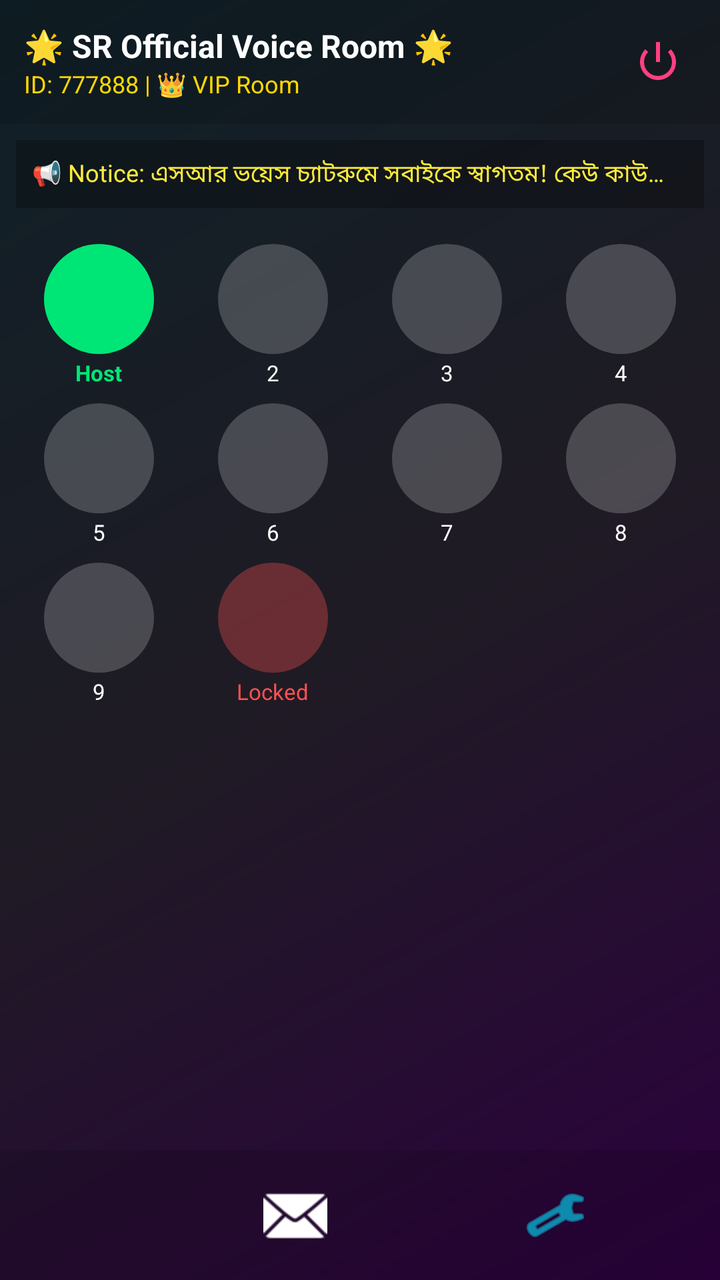
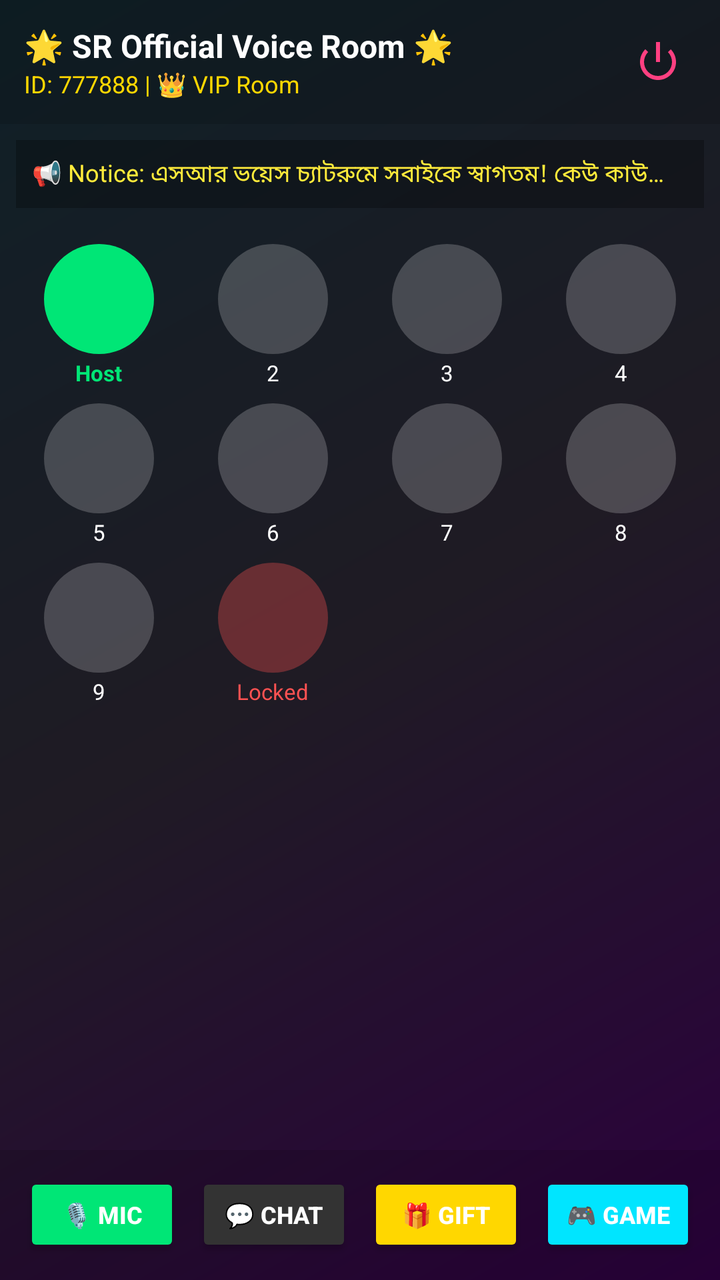

Compare the two renders of this Android layout. The source of the first and the diff that turns it into the second are given below.
<!-- AndroidManifest.xml: application theme Theme.AppCompat.Light.DarkActionBar -->
<!-- res/layout/activity_voice_room.xml -->
<?xml version="1.0" encoding="utf-8"?>
<LinearLayout xmlns:android="http://schemas.android.com/apk/res/android"
    android:layout_width="match_parent"
    android:layout_height="match_parent"
    android:orientation="vertical"
    android:background="@drawable/voice_room_bg">

    
    <LinearLayout
        android:layout_width="match_parent"
        android:layout_height="wrap_content"
        android:orientation="horizontal"
        android:padding="12dp"
        android:gravity="center_vertical"
        android:background="#22000000">

        <LinearLayout
            android:layout_width="0dp"
            android:layout_height="wrap_content"
            android:layout_weight="1"
            android:orientation="vertical">

            <TextView
                android:layout_width="wrap_content"
                android:layout_height="wrap_content"
                android:text="🌟 SR Official Voice Room 🌟"
                android:textColor="#FFFFFF"
                android:textSize="16sp"
                android:textStyle="bold" />

            <TextView
                android:layout_width="wrap_content"
                android:layout_height="wrap_content"
                android:text="ID: 777888 | 👑 VIP Room"
                android:textColor="#FFD700"
                android:textSize="12sp" />
        </LinearLayout>

        
        <ImageButton
            android:id="@+id/btnPower"
            android:layout_width="38dp"
            android:layout_height="38dp"
            android:background="?attr/selectableItemBackgroundBorderless"
            android:src="@android:drawable/ic_lock_power_off"
            android:tint="#FF4081"
            android:contentDescription="Power Button" />
    </LinearLayout>

    
    <TextView
        android:layout_width="match_parent"
        android:layout_height="wrap_content"
        android:text="📢 Notice: এসআর ভয়েস চ্যাটরুমে সবাইকে স্বাগতম! কেউ কাউকে অশ্লীল গালিগালাজ করবেন না।"
        android:textColor="#FFEB3B"
        android:textSize="12sp"
        android:padding="8dp"
        android:background="#44000000"
        android:layout_margin="8dp"
        android:maxLines="1"
        android:ellipsize="end"/>

    
    <GridLayout
        android:layout_width="match_parent"
        android:layout_height="0dp"
        android:layout_weight="1"
        android:columnCount="4"
        android:padding="6dp"
        android:alignmentMode="alignMargins"
        android:columnOrderPreserved="false"
        android:gravity="center">

        
        <LinearLayout
            android:layout_width="0dp"
            android:layout_height="wrap_content"
            android:layout_columnWeight="1"
            android:orientation="vertical"
            android:gravity="center"
            android:layout_margin="4dp">
            <View android:id="@+id/seat1" android:layout_width="55dp" android:layout_height="55dp" android:background="@drawable/seat_circle_active"/>
            <TextView android:layout_width="wrap_content" android:layout_height="wrap_content" android:text="Host" android:textColor="#00E676" android:textSize="11sp" android:textStyle="bold" android:layout_marginTop="2dp"/>
        </LinearLayout>

        
        <LinearLayout
            android:layout_width="0dp"
            android:layout_height="wrap_content"
            android:layout_columnWeight="1"
            android:orientation="vertical"
            android:gravity="center"
            android:layout_margin="4dp">
            <View android:id="@+id/seat2" android:layout_width="55dp" android:layout_height="55dp" android:background="@drawable/seat_circle_normal"/>
            <TextView android:layout_width="wrap_content" android:layout_height="wrap_content" android:text="2" android:textColor="#FFFFFF" android:textSize="11sp" android:layout_marginTop="2dp"/>
        </LinearLayout>

        
        <LinearLayout
            android:layout_width="0dp"
            android:layout_height="wrap_content"
            android:layout_columnWeight="1"
            android:orientation="vertical"
            android:gravity="center"
            android:layout_margin="4dp">
            <View android:id="@+id/seat3" android:layout_width="55dp" android:layout_height="55dp" android:background="@drawable/seat_circle_normal"/>
            <TextView android:layout_width="wrap_content" android:layout_height="wrap_content" android:text="3" android:textColor="#FFFFFF" android:textSize="11sp" android:layout_marginTop="2dp"/>
        </LinearLayout>

        
        <LinearLayout
            android:layout_width="0dp"
            android:layout_height="wrap_content"
            android:layout_columnWeight="1"
            android:orientation="vertical"
            android:gravity="center"
            android:layout_margin="4dp">
            <View android:id="@+id/seat4" android:layout_width="55dp" android:layout_height="55dp" android:background="@drawable/seat_circle_normal"/>
            <TextView android:layout_width="wrap_content" android:layout_height="wrap_content" android:text="4" android:textColor="#FFFFFF" android:textSize="11sp" android:layout_marginTop="2dp"/>
        </LinearLayout>

        
        <LinearLayout
            android:layout_width="0dp"
            android:layout_height="wrap_content"
            android:layout_columnWeight="1"
            android:orientation="vertical"
            android:gravity="center"
            android:layout_margin="4dp">
            <View android:id="@+id/seat5" android:layout_width="55dp" android:layout_height="55dp" android:background="@drawable/seat_circle_normal"/>
            <TextView android:layout_width="wrap_content" android:layout_height="wrap_content" android:text="5" android:textColor="#FFFFFF" android:textSize="11sp" android:layout_marginTop="2dp"/>
        </LinearLayout>

        
        <LinearLayout
            android:layout_width="0dp"
            android:layout_height="wrap_content"
            android:layout_columnWeight="1"
            android:orientation="vertical"
            android:gravity="center"
            android:layout_margin="4dp">
            <View android:id="@+id/seat6" android:layout_width="55dp" android:layout_height="55dp" android:background="@drawable/seat_circle_normal"/>
            <TextView android:layout_width="wrap_content" android:layout_height="wrap_content" android:text="6" android:textColor="#FFFFFF" android:textSize="11sp" android:layout_marginTop="2dp"/>
        </LinearLayout>

        
        <LinearLayout
            android:layout_width="0dp"
            android:layout_height="wrap_content"
            android:layout_columnWeight="1"
            android:orientation="vertical"
            android:gravity="center"
            android:layout_margin="4dp">
            <View android:id="@+id/seat7" android:layout_width="55dp" android:layout_height="55dp" android:background="@drawable/seat_circle_normal"/>
            <TextView android:layout_width="wrap_content" android:layout_height="wrap_content" android:text="7" android:textColor="#FFFFFF" android:textSize="11sp" android:layout_marginTop="2dp"/>
        </LinearLayout>

        
        <LinearLayout
            android:layout_width="0dp"
            android:layout_height="wrap_content"
            android:layout_columnWeight="1"
            android:orientation="vertical"
            android:gravity="center"
            android:layout_margin="4dp">
            <View android:id="@+id/seat8" android:layout_width="55dp" android:layout_height="55dp" android:background="@drawable/seat_circle_normal"/>
            <TextView android:layout_width="wrap_content" android:layout_height="wrap_content" android:text="8" android:textColor="#FFFFFF" android:textSize="11sp" android:layout_marginTop="2dp"/>
        </LinearLayout>

        
        <LinearLayout
            android:layout_width="0dp"
            android:layout_height="wrap_content"
            android:layout_columnWeight="1"
            android:orientation="vertical"
            android:gravity="center"
            android:layout_margin="4dp">
            <View android:id="@+id/seat9" android:layout_width="55dp" android:layout_height="55dp" android:background="@drawable/seat_circle_normal"/>
            <TextView android:layout_width="wrap_content" android:layout_height="wrap_content" android:text="9" android:textColor="#FFFFFF" android:textSize="11sp" android:layout_marginTop="2dp"/>
        </LinearLayout>

        
        <LinearLayout
            android:layout_width="0dp"
            android:layout_height="wrap_content"
            android:layout_columnWeight="1"
            android:orientation="vertical"
            android:gravity="center"
            android:layout_margin="4dp">
            <View android:id="@+id/seat10" android:layout_width="55dp" android:layout_height="55dp" android:background="@drawable/seat_circle_locked"/>
            <TextView android:layout_width="wrap_content" android:layout_height="wrap_content" android:text="Locked" android:textColor="#FF5252" android:textSize="11sp" android:layout_marginTop="2dp"/>
        </LinearLayout>

    </GridLayout>

    
    <LinearLayout
        android:layout_width="match_parent"
        android:layout_height="65dp"
        android:orientation="horizontal"
        android:background="#22000000"
        android:gravity="center"
        android:paddingHorizontal="12dp">

        
        <ImageButton
            android:id="@+id/btnMicToggle"
            android:layout_width="45dp"
            android:layout_height="45dp"
            android:background="?attr/selectableItemBackgroundBorderless"
            android:src="@android:drawable/ic_menu_mic"
            android:tint="#00E676"
            android:layout_marginHorizontal="10dp"
            android:contentDescription="Mic Mute Toggle" />

        
        <ImageButton
            android:id="@+id/btnChatOption"
            android:layout_width="45dp"
            android:layout_height="45dp"
            android:background="?attr/selectableItemBackgroundBorderless"
            android:src="@android:drawable/ic_dialog_email"
            android:tint="#FFFFFF"
            android:layout_marginHorizontal="10dp"
            android:contentDescription="SMS Chat Option" />

        
        <ImageButton
            android:id="@+id/btnGiftBox"
            android:layout_width="45dp"
            android:layout_height="45dp"
            android:background="?attr/selectableItemBackgroundBorderless"
            android:src="@android:drawable/ic_menu_award"
            android:tint="#FFD700"
            android:layout_marginHorizontal="10dp"
            android:contentDescription="Gift Box Icon" />

        
        <ImageButton
            android:id="@+id/btnGameBox"
            android:layout_width="45dp"
            android:layout_height="45dp"
            android:background="?attr/selectableItemBackgroundBorderless"
            android:src="@android:drawable/ic_menu_manage"
            android:tint="#00E5FF"
            android:layout_marginHorizontal="10dp"
            android:contentDescription="Game Box Icon" />

    </LinearLayout>

</LinearLayout>
<!-- resources referenced by this layout -->
<resources>
  <!-- drawable seat_circle_active (drawable) -->
  <?xml version="1.0" encoding="utf-8"?>
  <shape xmlns:android="http://schemas.android.com/apk/res/android"
      android:shape="oval">
      <solid android:color="#00E676" />
      <size android:width="65dp" android:height="65dp" />
  </shape>
  <!-- drawable seat_circle_locked (drawable) -->
  <?xml version="1.0" encoding="utf-8"?>
  <shape xmlns:android="http://schemas.android.com/apk/res/android"
      android:shape="oval">
      <solid android:color="#55FF5252" />
      <size android:width="65dp" android:height="65dp" />
  </shape>
  <!-- drawable seat_circle_normal (drawable) -->
  <?xml version="1.0" encoding="utf-8"?>
  <shape xmlns:android="http://schemas.android.com/apk/res/android"
      android:shape="oval">
      <solid android:color="#33FFFFFF" />
      <size android:width="65dp" android:height="65dp" />
  </shape>
  <!-- drawable voice_room_bg (drawable) -->
  <?xml version="1.0" encoding="utf-8"?>
  <shape xmlns:android="http://schemas.android.com/apk/res/android">
      <gradient
          android:angle="135"
          android:startColor="#2C003E"
          android:centerColor="#1F1B24"
          android:endColor="#0F2027"
          android:type="linear" />
  </shape>
</resources>

<!-- the commit's change to res/layout/activity_voice_room.xml (unified diff, before → after) -->
@@ -200,51 +200,59 @@
         android:orientation="horizontal"
         android:background="#22000000"
         android:gravity="center"
-        android:paddingHorizontal="12dp">
-
-        
-        <ImageButton
+        android:paddingHorizontal="8dp">
+
+        
+        <Button
             android:id="@+id/btnMicToggle"
-            android:layout_width="45dp"
-            android:layout_height="45dp"
-            android:background="?attr/selectableItemBackgroundBorderless"
-            android:src="@android:drawable/ic_menu_mic"
-            android:tint="#00E676"
-            android:layout_marginHorizontal="10dp"
-            android:contentDescription="Mic Mute Toggle" />
-
-        
-        <ImageButton
+            android:layout_width="0dp"
+            android:layout_height="42dp"
+            android:layout_weight="1"
+            android:text="🎙️ Mic"
+            android:textColor="#FFFFFF"
+            android:textSize="12sp"
+            android:backgroundTint="#00E676"
+            android:layout_marginHorizontal="4dp"
+            android:textStyle="bold"/>
+
+        
+        <Button
             android:id="@+id/btnChatOption"
-            android:layout_width="45dp"
-            android:layout_height="45dp"
-            android:background="?attr/selectableItemBackgroundBorderless"
-            android:src="@android:drawable/ic_dialog_email"
-            android:tint="#FFFFFF"
-            android:layout_marginHorizontal="10dp"
-            android:contentDescription="SMS Chat Option" />
-
-        
-        <ImageButton
+            android:layout_width="0dp"
+            android:layout_height="42dp"
+            android:layout_weight="1"
+            android:text="💬 Chat"
+            android:textColor="#FFFFFF"
+            android:textSize="12sp"
+            android:backgroundTint="#333333"
+            android:layout_marginHorizontal="4dp"
+            android:textStyle="bold"/>
+
+        
+        <Button
             android:id="@+id/btnGiftBox"
-            android:layout_width="45dp"
-            android:layout_height="45dp"
-            android:background="?attr/selectableItemBackgroundBorderless"
-            android:src="@android:drawable/ic_menu_award"
-            android:tint="#FFD700"
-            android:layout_marginHorizontal="10dp"
-            android:contentDescription="Gift Box Icon" />
-
-        
-        <ImageButton
+            android:layout_width="0dp"
+            android:layout_height="42dp"
+            android:layout_weight="1"
+            android:text="🎁 Gift"
+            android:textColor="#FFFFFF"
+            android:textSize="12sp"
+            android:backgroundTint="#FFD700"
+            android:layout_marginHorizontal="4dp"
+            android:textStyle="bold"/>
+
+        
+        <Button
             android:id="@+id/btnGameBox"
-            android:layout_width="45dp"
-            android:layout_height="45dp"
-            android:background="?attr/selectableItemBackgroundBorderless"
-            android:src="@android:drawable/ic_menu_manage"
-            android:tint="#00E5FF"
-            android:layout_marginHorizontal="10dp"
-            android:contentDescription="Game Box Icon" />
+            android:layout_width="0dp"
+            android:layout_height="42dp"
+            android:layout_weight="1"
+            android:text="🎮 Game"
+            android:textColor="#FFFFFF"
+            android:textSize="12sp"
+            android:backgroundTint="#00E5FF"
+            android:layout_marginHorizontal="4dp"
+            android:textStyle="bold"/>
 
     </LinearLayout>
 
